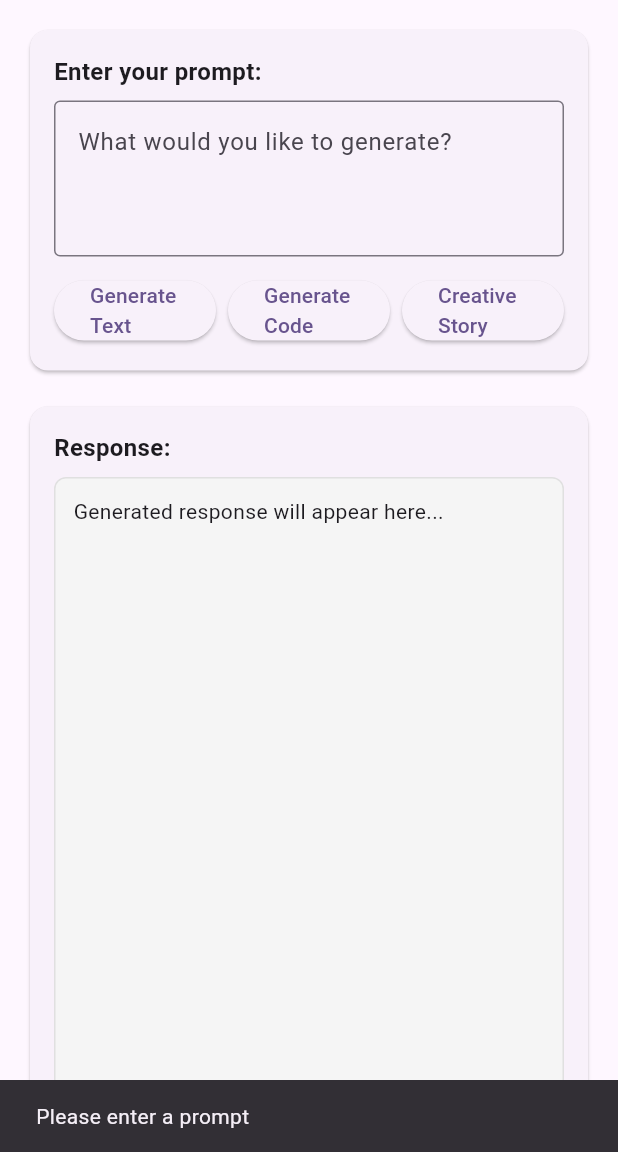
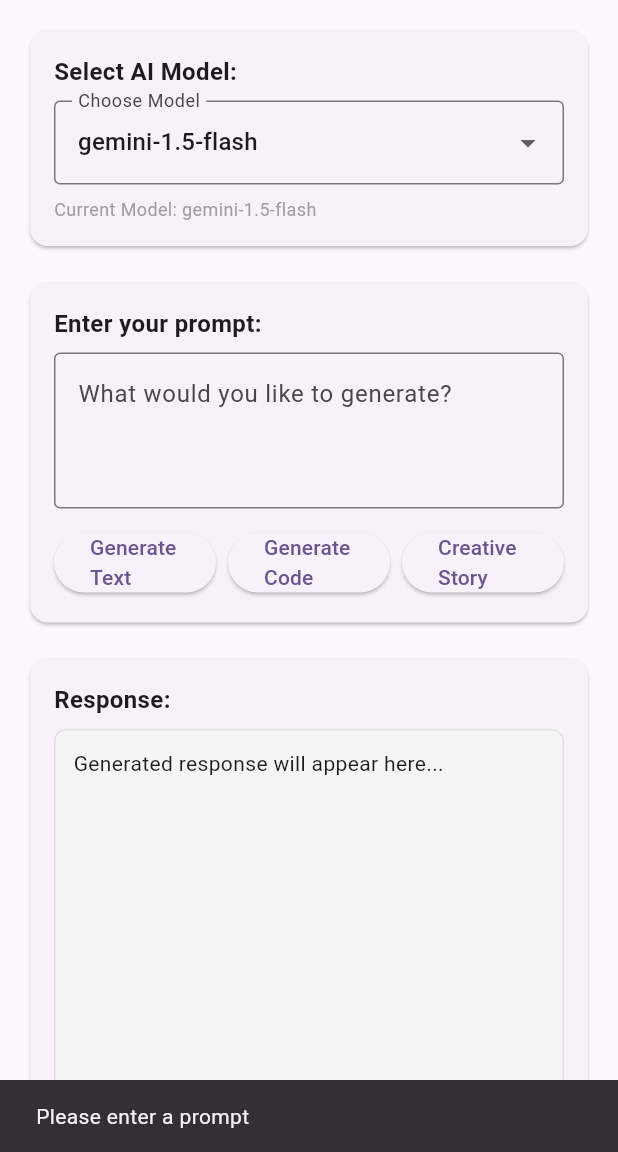
Before and after one commit to nicowalter256/nano-banana, a Flutter app: the screen it shows after launch, after a tap on "Generate Text", on a phone screen of 412 x 824 dp, the part 84-1236 px from its top. Run offline on Flutter 3.47's test engine with Material 3 defaults, Android fonts, the phone set to English and light mode, and no system bars; our stand-ins replace flutter_dotenv, google_generative_ai.

Commit message:
Add model selection feature to Gemini AI integration
- Add support for multiple Gemini models (1.5-flash, 1.5-pro, 1.0-pro, 1.0-pro-vision)
- Implement model selection dropdown in UI
- Add dynamic model switching functionality
- Update GeminiService to support model changes
- Add model selection documentation and examples
- Improve UI with current model display
- Add model change notifications

```diff
--- a/lib/gemini_example_widget.dart
+++ b/lib/gemini_example_widget.dart
@@ -17,11 +17,13 @@ class _GeminiExampleWidgetState extends State<GeminiExampleWidget> {
   String _response = '';
   bool _isLoading = false;
   bool _showApiKeyInput = false;
+  String? _selectedModel;
 
   @override
   void initState() {
     super.initState();
     _checkApiKey();
+    _selectedModel = _geminiService.currentModel;
   }
 
   void _checkApiKey() {
@@ -29,6 +31,16 @@ class _GeminiExampleWidgetState extends State<GeminiExampleWidget> {
       setState(() {
         _showApiKeyInput = true;
       });
+    }
+  }
+
+  void _onModelChanged(String? newModel) {
+    if (newModel != null) {
+      setState(() {
+        _selectedModel = newModel;
+      });
+      _geminiService.changeModel(newModel);
+      _showSnackBar('Model changed to: $newModel');
     }
   }
 
@@ -185,6 +197,50 @@ class _GeminiExampleWidgetState extends State<GeminiExampleWidget> {
               const SizedBox(height: 16),
             ],
 
+            // Model Selection Section
+            Card(
+              child: Padding(
+                padding: const EdgeInsets.all(16.0),
+                child: Column(
+                  crossAxisAlignment: CrossAxisAlignment.start,
+                  children: [
+                    const Text(
+                      'Select AI Model:',
+                      style: TextStyle(
+                        fontSize: 16,
+                        fontWeight: FontWeight.bold,
+                      ),
+                    ),
+                    const SizedBox(height: 8),
+                    DropdownButtonFormField<String>(
+                      value: _selectedModel,
+                      decoration: const InputDecoration(
+                        border: OutlineInputBorder(),
+                        labelText: 'Choose Model',
+                      ),
+                      items: _geminiService.models.map((String model) {
+                        return DropdownMenuItem<String>(
+                          value: model,
+                          child: Text(model),
+                        );
+                      }).toList(),
+                      onChanged: _onModelChanged,
+                    ),
+                    const SizedBox(height: 8),
+                    Text(
+                      'Current Model: ${_selectedModel ?? 'None selected'}',
+                      style: const TextStyle(
+                        fontSize: 12,
+                        color: Colors.grey,
+                      ),
+                    ),
+                  ],
+                ),
+              ),
+            ),
+
+            const SizedBox(height: 16),
+
             // Prompt Input Section
             Card(
               child: Padding(
--- a/lib/gemini_service.dart
+++ b/lib/gemini_service.dart
@@ -4,17 +4,37 @@ import 'package:flutter_dotenv/flutter_dotenv.dart';
 /// Service class for integrating Google's Gemini AI
 class GeminiService {
   static String get _apiKey => dotenv.env['GEMINI_API_KEY'] ?? '';
-  late final GenerativeModel _model;
-  late final ChatSession _chatSession;
+  late GenerativeModel _model;
+  late ChatSession _chatSession;
+  String _currentModel = 'gemini-1.5-flash';
+
+  // Available Gemini models
+  static const List<String> availableModels = [
+    'gemini-1.5-flash',
+    'gemini-1.5-pro',
+    'gemini-1.0-pro',
+    'gemini-1.0-pro-vision',
+  ];
 
   GeminiService() {
     _initializeModel();
   }
 
+  /// Get the currently selected model
+  String get currentModel => _currentModel;
+
+  /// Get list of available models
+  List<String> get models => availableModels;
+
   /// Initialize the Gemini model
   void _initializeModel() {
+    _initializeModelWithName(_currentModel);
+  }
+
+  /// Initialize the Gemini model with a specific model name
+  void _initializeModelWithName(String modelName) {
     _model = GenerativeModel(
-      model: 'gemini-1.5-flash',
+      model: modelName,
       apiKey: _apiKey,
       generationConfig: GenerationConfig(
         temperature: 0.7,
@@ -24,6 +44,14 @@ class GeminiService {
       ),
     );
     _chatSession = _model.startChat();
+  }
+
+  /// Change the model
+  void changeModel(String modelName) {
+    if (availableModels.contains(modelName)) {
+      _currentModel = modelName;
+      _initializeModelWithName(modelName);
+    }
   }
 
   /// Generate text using Gemini AI
--- a/lib/main.dart
+++ b/lib/main.dart
@@ -15,7 +15,7 @@ class MyApp extends StatelessWidget {
   @override
   Widget build(BuildContext context) {
     return MaterialApp(
-      title: 'Flutter Demo',
+      title: 'Flutter',
       theme: ThemeData(
         // This is the theme of your application.
         //
```
Also changed, not shown: 1 other file.
